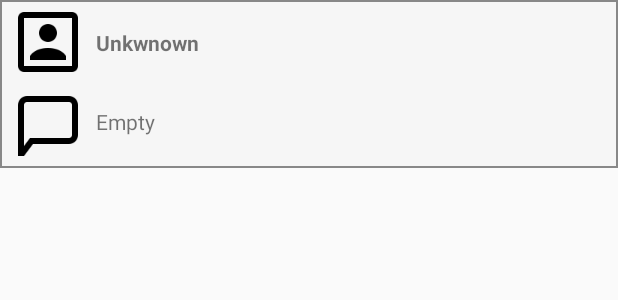
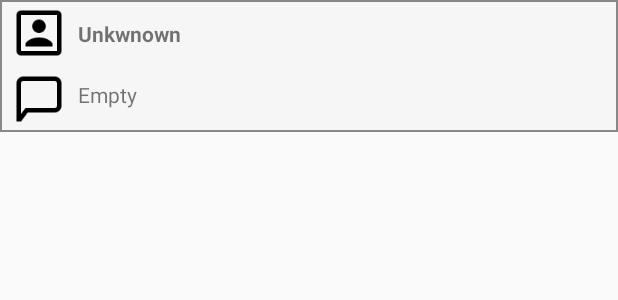
Before and after one commit to mregtej/popular-movies, an Android app: the layout item_review_layout.xml on its own in the app's theme, with its tools: preview values and no code run, on a phone screen of 412 x 824 dp. Shown: the top 300 px of the screen. Run offline under Robolectric (Android 15) with nearby library versions, the phone set to English and light mode, and no system bars.

Commit message:
Added Add/Remove to/from Favs UI support (No DB implementation behind)

```diff
--- a/app/src/main/res/layout/fragment_detail_film_data.xml
+++ b/app/src/main/res/layout/fragment_detail_film_data.xml
@@ -133,8 +133,8 @@
         android:layout_height="@dimen/film_rating_icon_height"
         android:layout_marginLeft="@dimen/film_add_to_favorite_icon_horizontal_margin"
         android:layout_marginStart="@dimen/film_add_to_favorite_icon_horizontal_margin"
-        android:background="@drawable/ic_rating"
-        android:contentDescription="@string/film_poster_content_description"
+        android:background="@drawable/ic_add_to_favs"
+        android:contentDescription="@string/film_add_to_favs_content_description"
         android:foregroundGravity="center"
         android:scaleType="centerCrop"
         app:layout_constraintBottom_toBottomOf="@+id/iv_film_rating_icon_detail_view"
--- a/app/src/main/res/values/dimens.xml
+++ b/app/src/main/res/values/dimens.xml
@@ -39,11 +39,11 @@
     <dimen name="film_review_author_horizontal_margin">8dp</dimen>
     <dimen name="film_review_content_horizontal_margin">8dp</dimen>
     <dimen name="film_review_content_vertical_margin">6dp</dimen>
-    <dimen name="film_review_author_icon_height">48dp</dimen>
-    <dimen name="film_review_author_icon_width">48dp</dimen>
-    <dimen name="film_review_content_icon_height">48dp</dimen>
+    <dimen name="film_review_author_icon_height">36dp</dimen>
+    <dimen name="film_review_author_icon_width">36dp</dimen>
     <dimen name="film_review_author_icon_horizontal_margin">8dp</dimen>
-    <dimen name="film_review_content_icon_width">48dp</dimen>
+    <dimen name="film_review_content_icon_height">36dp</dimen>
+    <dimen name="film_review_content_icon_width">36dp</dimen>
     <dimen name="film_review_content_icon_vertical_margin">8dp</dimen>
 
 </resources>
```
Also changed, not shown: app/src/main/java/com/udacity/pmovies/ui/DetailFilmActivityDataFragment.java (+68 -1 lines), app/src/main/res/values/strings.xml (+5 -2 lines).
